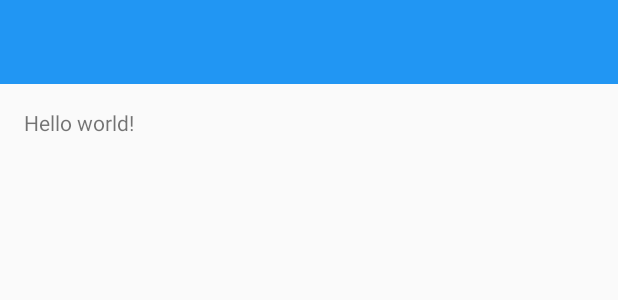
After one commit to Appstax/appstax-android, an Android app: the layout main.xml on its own in the app's theme, with its tools: preview values and no code run, on a phone screen of 412 x 824 dp. The commit adds this screen. Shown: the top 300 px of the screen. Run offline under Robolectric (Android 15) with nearby library versions, the phone set to English and light mode, and no system bars.

Commit message:
Material Theme

```diff
--- a/examples/basic/app/build.gradle
+++ b/examples/basic/app/build.gradle
@@ -6,7 +6,7 @@ android {
 
     defaultConfig {
         applicationId "com.appstax.basic"
-        minSdkVersion 15
+        minSdkVersion 22
         targetSdkVersion 22
         versionCode 1
         versionName "1.0"
@@ -20,6 +20,8 @@ android {
 }
 
 dependencies {
-    compile 'com.android.support:appcompat-v7:22.1.1'
+    compile fileTree(dir: 'libs', include: ['*.jar'])
+    compile 'com.google.android.gms:play-services:7.5.0'
+    compile 'com.android.support:appcompat-v7:22.2.0'
     compile 'com.appstax:appstax-android:+'
 }
--- /dev/null
+++ b/examples/basic/app/src/main/res/layout/main.xml
@@ -0,0 +1,32 @@
+<LinearLayout
+    xmlns:android="http://schemas.android.com/apk/res/android"
+    xmlns:tools="http://schemas.android.com/tools"
+    android:layout_width="match_parent"
+    android:layout_height="wrap_content"
+    android:layout_alignParentTop="true"
+    android:orientation="vertical"
+    tools:context="com.appstax.basic.MainActivity">
+
+    <include
+        android:id="@+id/toolbar"
+        layout="@layout/toolbar" />
+
+    <RelativeLayout
+        android:layout_width="fill_parent"
+        android:layout_height="wrap_content"
+        android:layout_alignParentTop="true"
+        android:paddingLeft="@dimen/activity_horizontal_margin"
+        android:paddingRight="@dimen/activity_horizontal_margin"
+        android:paddingTop="@dimen/activity_vertical_margin"
+        android:paddingBottom="@dimen/activity_vertical_margin">
+
+        <TextView
+            android:id="@+id/text"
+            android:text="@string/hello_world"
+            android:layout_width="wrap_content"
+            android:layout_height="wrap_content" />
+
+    </RelativeLayout>
+
+
+    </LinearLayout>
--- /dev/null
+++ b/examples/basic/app/src/main/res/layout/toolbar.xml
@@ -0,0 +1,10 @@
+<android.support.v7.widget.Toolbar
+    xmlns:android="http://schemas.android.com/apk/res/android"
+    xmlns:local="http://schemas.android.com/apk/res-auto"
+    android:id="@+id/toolbar"
+    android:layout_width="match_parent"
+    android:layout_height="wrap_content"
+    android:minHeight="?attr/actionBarSize"
+    android:background="@color/primary"
+    local:theme="@style/ThemeOverlay.AppCompat.Dark.ActionBar"
+    local:popupTheme="@style/ThemeOverlay.AppCompat.Light" />
--- a/examples/basic/app/src/main/res/menu/menu_main.xml
+++ /dev/null
@@ -1,6 +0,0 @@
-<menu xmlns:android="http://schemas.android.com/apk/res/android"
-    xmlns:app="http://schemas.android.com/apk/res-auto"
-    xmlns:tools="http://schemas.android.com/tools" tools:context=".MainActivity">
-    <item android:id="@+id/action_settings" android:title="@string/action_settings"
-        android:orderInCategory="100" app:showAsAction="never" />
-</menu>
--- /dev/null
+++ b/examples/basic/app/src/main/res/values/colors.xml
@@ -0,0 +1,11 @@
+<?xml version="1.0" encoding="utf-8"?>
+<resources>
+
+    <color name="primary">#2196F3</color>
+    <color name="primary_dark">#1976D2</color>
+    <color name="primary_text">#FFFFFF</color>
+    <color name="primary_text_dark">#212121</color>
+    <color name="window_background">#FFFFFF</color>
+    <color name="accent">#FF4081</color>
+
+</resources>
--- a/examples/basic/app/src/main/res/values/dimens.xml
+++ b/examples/basic/app/src/main/res/values/dimens.xml
@@ -1,5 +1,4 @@
 <resources>
-    <!-- Default screen margins, per the Android Design guidelines. -->
     <dimen name="activity_horizontal_margin">16dp</dimen>
     <dimen name="activity_vertical_margin">16dp</dimen>
 </resources>
--- a/examples/basic/app/src/main/res/values/strings.xml
+++ b/examples/basic/app/src/main/res/values/strings.xml
@@ -1,6 +1,7 @@
 <resources>
     <string name="app_name">Basic</string>
-
-    <string name="hello_appstax">Hello Appstax!</string>
+    <string name="title_activity_main">Welcome</string>
+    <string name="title_activity_login">Please sign in</string>
+    <string name="hello_world">Hello world!</string>
     <string name="action_settings">Settings</string>
 </resources>
--- a/examples/basic/app/src/main/res/values/styles.xml
+++ b/examples/basic/app/src/main/res/values/styles.xml
@@ -1,8 +1,19 @@
 <resources>
 
-    <!-- Base application theme. -->
-    <style name="AppTheme" parent="Theme.AppCompat.Light.DarkActionBar">
-        <!-- Customize your theme here. -->
+    <style name="MyMaterialTheme" parent="MyMaterialTheme.Base">
+        <item name="android:windowContentTransitions">true</item>
+        <item name="android:windowAllowEnterTransitionOverlap">true</item>
+        <item name="android:windowAllowReturnTransitionOverlap">true</item>
+        <item name="android:windowSharedElementEnterTransition">@android:transition/move</item>
+        <item name="android:windowSharedElementExitTransition">@android:transition/move</item>
+    </style>
+
+    <style name="MyMaterialTheme.Base" parent="Theme.AppCompat.Light.DarkActionBar">
+        <item name="windowNoTitle">true</item>
+        <item name="windowActionBar">false</item>
+        <item name="android:colorPrimary">@color/primary</item>
+        <item name="android:colorPrimaryDark">@color/primary_dark</item>
+        <item name="android:colorAccent">@color/accent</item>
     </style>
 
 </resources>
--- a/examples/basic/build.gradle
+++ b/examples/basic/build.gradle
@@ -15,6 +15,5 @@ buildscript {
 allprojects {
     repositories {
         jcenter()
-        mavenLocal()
     }
 }
```
Also changed, not shown: examples/basic/app/src/main/AndroidManifest.xml (+4 -3 lines), examples/basic/app/src/main/java/com/appstax/basic/MainActivity.java (+10 -34 lines), examples/basic/app/src/main/res/layout/activity_main.xml (deleted, +0 -11 lines), examples/basic/app/src/main/ic_launcher-web.png (added), examples/basic/app/src/main/res/mipmap-hdpi/ic_launcher.png, examples/basic/app/src/main/res/mipmap-mdpi/ic_launcher.png, examples/basic/app/src/main/res/mipmap-xhdpi/ic_launcher.png, examples/basic/app/src/main/res/mipmap-xxhdpi/ic_launcher.png, examples/basic/app/src/main/res/mipmap-xxxhdpi/ic_launcher.png (added).
